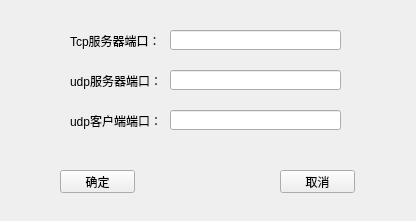
First picture: the form in AppShellTcp/mainwindow.ui, repository lzhice/test, before the edit.
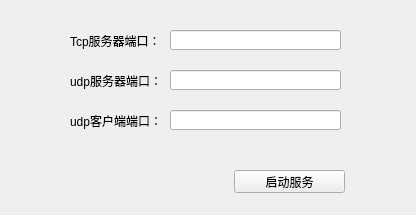
Second picture: the form after the edit.

Diff of the .ui file:
```diff
--- a/AppShellTcp/mainwindow.ui
+++ b/AppShellTcp/mainwindow.ui
@@ -7,7 +7,7 @@
     <x>0</x>
     <y>0</y>
     <width>416</width>
-    <height>221</height>
+    <height>215</height>
    </rect>
   </property>
   <property name="sizePolicy">
@@ -92,27 +92,14 @@
    <widget class="QPushButton" name="pushButton">
     <property name="geometry">
      <rect>
-      <x>60</x>
+      <x>234</x>
       <y>170</y>
-      <width>75</width>
+      <width>111</width>
       <height>23</height>
      </rect>
     </property>
     <property name="text">
-     <string>确定</string>
-    </property>
-   </widget>
-   <widget class="QPushButton" name="pushButton_2">
-    <property name="geometry">
-     <rect>
-      <x>280</x>
-      <y>170</y>
-      <width>75</width>
-      <height>23</height>
-     </rect>
-    </property>
-    <property name="text">
-     <string>取消</string>
+     <string>启动服务</string>
     </property>
    </widget>
   </widget>
```
